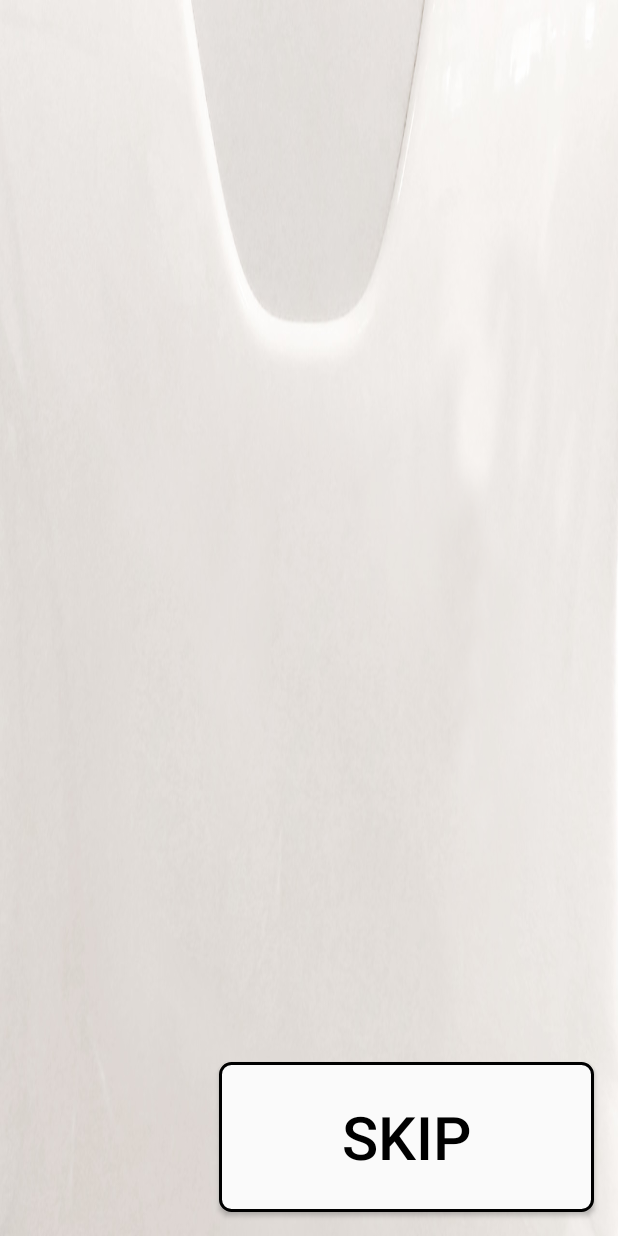
After one commit to aldebaran/qisdk-sample-chatbot, an Android app: the layout activity_app_introduction.xml on its own in the app's theme, with its tools: preview values and no code run, on a phone screen of 412 x 824 dp. The commit adds this screen. Run offline under Robolectric (Android 15) with nearby library versions, the phone set to English and light mode, and no system bars.

Commit message:
-added app language check -added introduction activity with skip button

```diff
--- a/app/src/main/AndroidManifest.xml
+++ b/app/src/main/AndroidManifest.xml
@@ -9,7 +9,9 @@
         android:roundIcon="@mipmap/ic_launcher_round"
         android:supportsRtl="true"
         android:theme="@style/AppTheme">
-        <activity android:name=".MainActivity">
+        <activity android:name=".MainActivity"/>
+        <activity android:name=".AppRequirementActivity"/>
+        <activity android:name=".AppIntroductionActivity">
             <intent-filter>
                 <action android:name="android.intent.action.MAIN" />
 
--- /dev/null
+++ b/app/src/main/res/color/button_text_color_selector.xml
@@ -0,0 +1,17 @@
+<?xml version="1.0" encoding="utf-8"?>
+<selector xmlns:android="http://schemas.android.com/apk/res/android">
+    <item
+        android:color="@android:color/white"
+        android:state_checked="true" />
+    <item
+        android:color="@color/disabled_text_gray"
+        android:state_checked="false"
+        android:state_enabled="false" />
+    <item
+        android:color="@android:color/white"
+        android:state_checked="false"
+        android:state_enabled="true"
+        android:state_pressed="true" />
+    <item
+        android:color="@android:color/black" />
+</selector>
--- /dev/null
+++ b/app/src/main/res/drawable/button_background_selector.xml
@@ -0,0 +1,17 @@
+<?xml version="1.0" encoding="utf-8"?>
+<selector xmlns:android="http://schemas.android.com/apk/res/android">
+    <item
+        android:drawable="@drawable/button_shape_selected"
+        android:state_checked="true" />
+    <item
+        android:drawable="@drawable/button_shape_disabled"
+        android:state_checked="false"
+        android:state_enabled="false" />
+    <item
+        android:drawable="@drawable/button_shape_pressed"
+        android:state_checked="false"
+        android:state_enabled="true"
+        android:state_pressed="true" />
+    <item
+        android:drawable="@drawable/button_shape_unselected" />
+</selector>
--- /dev/null
+++ b/app/src/main/res/drawable/button_shape_disabled.xml
@@ -0,0 +1,5 @@
+<?xml version="1.0" encoding="utf-8"?>
+<shape xmlns:android="http://schemas.android.com/apk/res/android">
+    <solid android:color="@color/unselected_category_gray" />
+    <corners android:radius="@dimen/button_corner_radius" />
+</shape>
--- /dev/null
+++ b/app/src/main/res/drawable/button_shape_pressed.xml
@@ -0,0 +1,5 @@
+<?xml version="1.0" encoding="utf-8"?>
+<shape xmlns:android="http://schemas.android.com/apk/res/android">
+    <solid android:color="@color/pressed_green" />
+    <corners android:radius="@dimen/button_corner_radius" />
+</shape>
--- /dev/null
+++ b/app/src/main/res/drawable/button_shape_selected.xml
@@ -0,0 +1,5 @@
+<?xml version="1.0" encoding="utf-8"?>
+<shape xmlns:android="http://schemas.android.com/apk/res/android">
+    <solid android:color="@color/selected_green" />
+    <corners android:radius="@dimen/button_corner_radius" />
+</shape>
--- /dev/null
+++ b/app/src/main/res/drawable/button_shape_unselected.xml
@@ -0,0 +1,6 @@
+<?xml version="1.0" encoding="utf-8"?>
+<shape xmlns:android="http://schemas.android.com/apk/res/android">
+    <solid android:color="@color/selected_category_gray" />
+    <stroke android:width="@dimen/button_stoke_width" />
+    <corners android:radius="@dimen/button_corner_radius" />
+</shape>
--- /dev/null
+++ b/app/src/main/res/layout/activity_app_introduction.xml
@@ -0,0 +1,21 @@
+<?xml version="1.0" encoding="utf-8"?>
+<android.support.constraint.ConstraintLayout xmlns:android="http://schemas.android.com/apk/res/android"
+    xmlns:app="http://schemas.android.com/apk/res-auto"
+    xmlns:tools="http://schemas.android.com/tools"
+    android:layout_width="match_parent"
+    android:layout_height="match_parent"
+    android:background="@drawable/background">
+
+    <Button
+        android:id="@+id/btn_skip"
+        style="@style/Button"
+        android:layout_width="250dp"
+        android:layout_height="100dp"
+        android:layout_marginBottom="16dp"
+        android:layout_marginEnd="16dp"
+        android:text="@string/skip"
+        android:textSize="40sp"
+        app:layout_constraintBottom_toBottomOf="parent"
+        app:layout_constraintEnd_toEndOf="parent" />
+
+</android.support.constraint.ConstraintLayout>
--- a/app/src/main/res/values/colors.xml
+++ b/app/src/main/res/values/colors.xml
@@ -3,4 +3,17 @@
     <color name="colorPrimary">#3F51B5</color>
     <color name="colorPrimaryDark">#303F9F</color>
     <color name="colorAccent">#FF4081</color>
+
+    <color name="sayable_blue">#1bbde2</color>
+    <color name="non_sayable_blue">#2e86d0</color>
+
+    <color name="selected_green">#4caf50</color>
+    <color name="pressed_green">#1b5e20</color>
+
+    <color name="gray">#888888</color>
+    <color name="light_gray">#cccccccc</color>
+    <color name="selected_category_gray">#fafafa</color>
+    <color name="unselected_category_gray">#e0e0e0</color>
+    <color name="close_gray">#f5f5f5</color>
+    <color name="disabled_text_gray">#9e9e9e</color>
 </resources>
--- /dev/null
+++ b/app/src/main/res/values/dimens.xml
@@ -0,0 +1,7 @@
+<?xml version="1.0" encoding="utf-8"?>
+<resources>
+    <dimen name="big_text">24sp</dimen>
+    <dimen name="button_stoke_width">2dp</dimen>
+    <dimen name="button_corner_radius">7dp</dimen>
+    <dimen name="button_padding">10dp</dimen>
+</resources>
--- a/app/src/main/res/values/styles.xml
+++ b/app/src/main/res/values/styles.xml
@@ -8,4 +8,11 @@
         <item name="colorAccent">@color/colorAccent</item>
     </style>
 
+
+    <style name="Button" parent="Base.Widget.AppCompat.Button">
+        <item name="android:background">@drawable/button_background_selector</item>
+        <item name="android:padding">@dimen/button_padding</item>
+        <item name="android:textColor">@color/button_text_color_selector</item>
+        <item name="android:tint">@color/button_text_color_selector</item>
+    </style>
 </resources>
```
Also changed, not shown: app/src/main/java/com/softbankrobotics/chatbotsample/AppIntroductionActivity.java (added, +64 -0 lines), app/src/main/java/com/softbankrobotics/chatbotsample/AppRequirementActivity.java (added, +52 -0 lines), app/src/main/res/values/strings.xml (+11 -0 lines), app/src/main/res/drawable/background.png (added).
